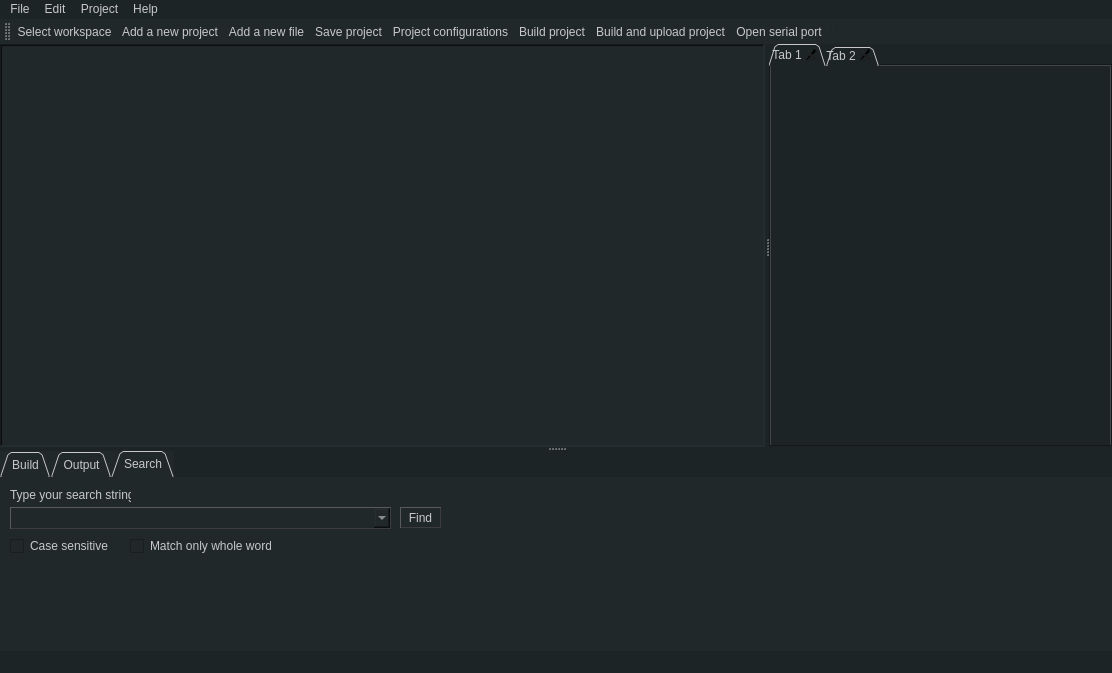
aporto/mariamole, file src/mainwindow.ui: the form before one commit.
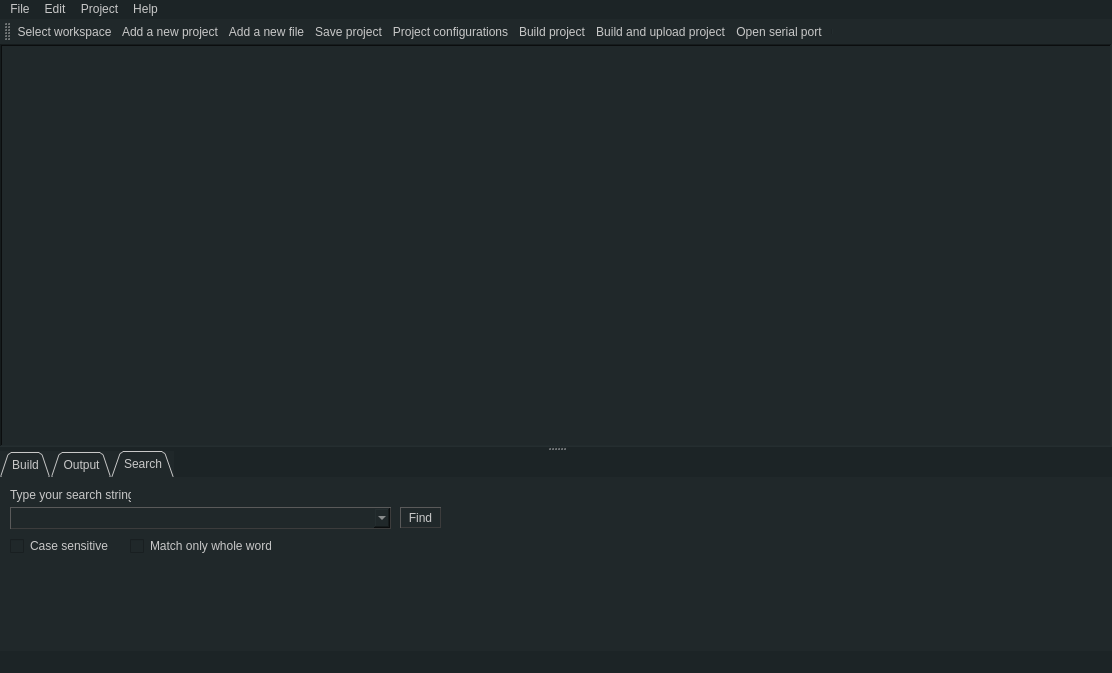
The form after the commit. Icons and pictures are not drawn.

What changed in the file:
```diff
--- a/src/mainwindow.ui
+++ b/src/mainwindow.ui
@@ -98,46 +98,6 @@
          </property>
         </column>
        </widget>
-       <widget class="QTabWidget" name="editorTabs">
-        <property name="styleSheet">
-         <string notr="true">border-style:solid;
-background-color: rgb(32, 40, 42);
-
-QTabBar::tab:selected, QTabBar::tab:hover {
-background: qlineargradient(x1: 0, y1: 0, x2: 0, y2: 1, stop: 0 #fafafa, stop: 0.4 #f4f4f4, stop: 0.5 #e7e7e7, stop: 1.0 #fafafa);
-}
-
-QTabBar::tab:selected {
-border-color: red;
-border-bottom-color: green; /* same as pane color */
-}
-QTabBar::tab:!selected {
-margin-top: 2px; /* make non-selected tabs look smaller */
-}</string>
-        </property>
-        <property name="tabShape">
-         <enum>QTabWidget::Triangular</enum>
-        </property>
-        <property name="currentIndex">
-         <number>0</number>
-        </property>
-        <property name="tabsClosable">
-         <bool>true</bool>
-        </property>
-        <property name="movable">
-         <bool>false</bool>
-        </property>
-        <widget class="QWidget" name="">
-         <attribute name="title">
-          <string> Tab 1</string>
-         </attribute>
-        </widget>
-        <widget class="QWidget" name="tab_4">
-         <attribute name="title">
-          <string>Tab 2</string>
-         </attribute>
-        </widget>
-       </widget>
       </widget>
       <widget class="QTabWidget" name="messageTabs">
        <property name="maximumSize">
```
Left out of the diff: 24 changed lines with no effect on the pictures.
